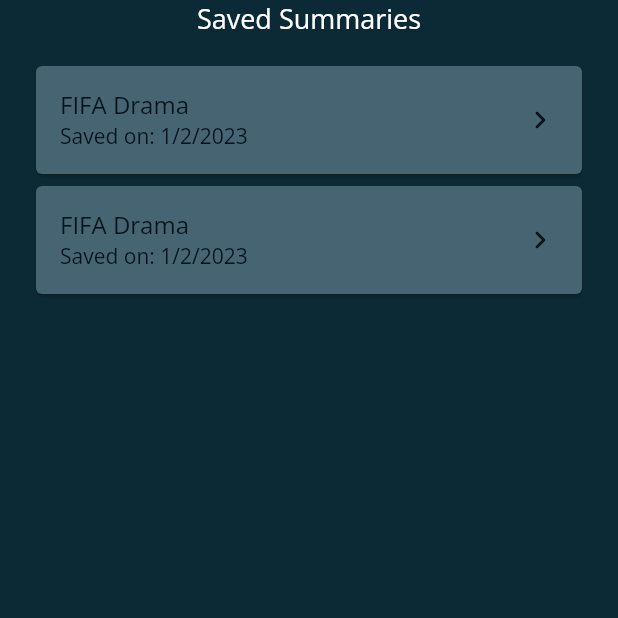
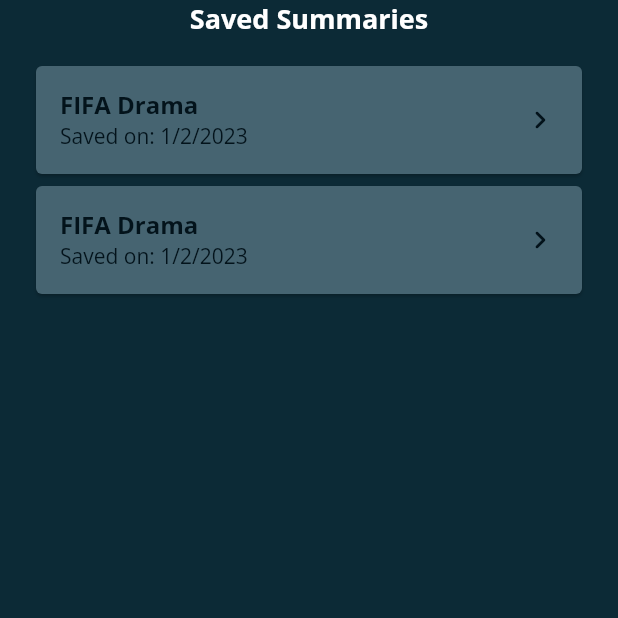
Before and after one commit to hadiyaaamir/khulasa, a Flutter app: the screen it shows after launch, after a tap on "LOGIN", after a tap on "Saved Summary", on a phone screen of 412 x 824 dp, the top half of it. Run offline on Flutter 3.47's test engine with Material 2 defaults, Android fonts, the phone set to English and light mode, and no system bars; our stand-ins replace google_fonts.

```diff
--- a/lib/Views/Saved/saved.dart
+++ b/lib/Views/Saved/saved.dart
@@ -33,7 +33,10 @@ class _SavedState extends State<Saved> {
           children: [
             const Text(
               "Saved Summaries",
-              style: TextStyle(fontSize: headingFont, color: text),
+              style: TextStyle(
+                  fontSize: headingFont,
+                  color: text,
+                  fontWeight: FontWeight.bold),
             ),
             Expanded(
               child: ListView.builder(
@@ -45,7 +48,8 @@ class _SavedState extends State<Saved> {
                   child: ListTile(
                     title: Text(
                       items[index].title,
-                      style: const TextStyle(color: secondary),
+                      style: const TextStyle(
+                          color: secondary, fontWeight: FontWeight.bold),
                     ),
                     subtitle: Text(
                       'Saved on: ${items[index].savedOn.day}/${items[index].savedOn.month}/${items[index].savedOn.year}',
--- a/lib/Views/Saved/savedSummary.dart
+++ b/lib/Views/Saved/savedSummary.dart
@@ -1,8 +1,4 @@
-import 'dart:html';
-
 import 'package:flutter/material.dart';
-import 'package:flutter/src/widgets/container.dart';
-import 'package:flutter/src/widgets/framework.dart';
 import 'package:khulasa/Models/summary.dart';
 import 'package:khulasa/constants/colors.dart';
 import 'package:khulasa/constants/sizes.dart';
@@ -25,7 +21,7 @@ class SavedSummary extends StatelessWidget {
                   padding: const EdgeInsets.fromLTRB(130, 0, 70, 0),
                   child: Text(
                     summary.title,
-                    style: const TextStyle(fontSize: headingFont, color: text),
+                    style: const TextStyle(fontSize: headingFont, color: text, fontWeight: FontWeight.bold),
                   ),
                 ),
                 Row(children: [
--- a/lib/main.dart
+++ b/lib/main.dart
@@ -2,15 +2,25 @@ import 'dart:async';
 
 import 'package:flutter/material.dart';
 import 'package:google_fonts/google_fonts.dart';
+import 'package:khulasa/Controllers/darkMode.dart';
+import 'package:khulasa/Controllers/languageprovider.dart';
 import 'package:khulasa/Controllers/navigation.dart';
-import 'package:khulasa/Views/apicall.dart';
 import 'package:khulasa/Views/Entrance/login.dart';
 import 'package:khulasa/constants/colors.dart';
 import 'package:khulasa/constants/sizes.dart';
-import 'package:http/http.dart';
+import 'package:provider/provider.dart';
 
 void main() {
-  runApp(const MyApp());
+  runApp(
+    MultiProvider(providers: [
+      ChangeNotifierProvider(
+        create: (context) => Language(),
+      ),
+      ChangeNotifierProvider(
+        create: (context) => DarkMode(),
+      ),
+    ], child: const MyApp()),
+  );
 }
 
 class MyApp extends StatelessWidget {
--- a/pubspec.yaml
+++ b/pubspec.yaml
@@ -38,6 +38,7 @@ dependencies:
   cupertino_icons: ^1.0.2
   google_fonts: ^3.0.1
   http: ^0.13.5
+  provider: ^6.0.5
 
 dev_dependencies:
   flutter_test:
```
Also changed, not shown: lib/Controllers/darkMode.dart (added, +15 -0 lines), lib/Controllers/languageprovider.dart (added, +15 -0 lines), pubspec.lock.
